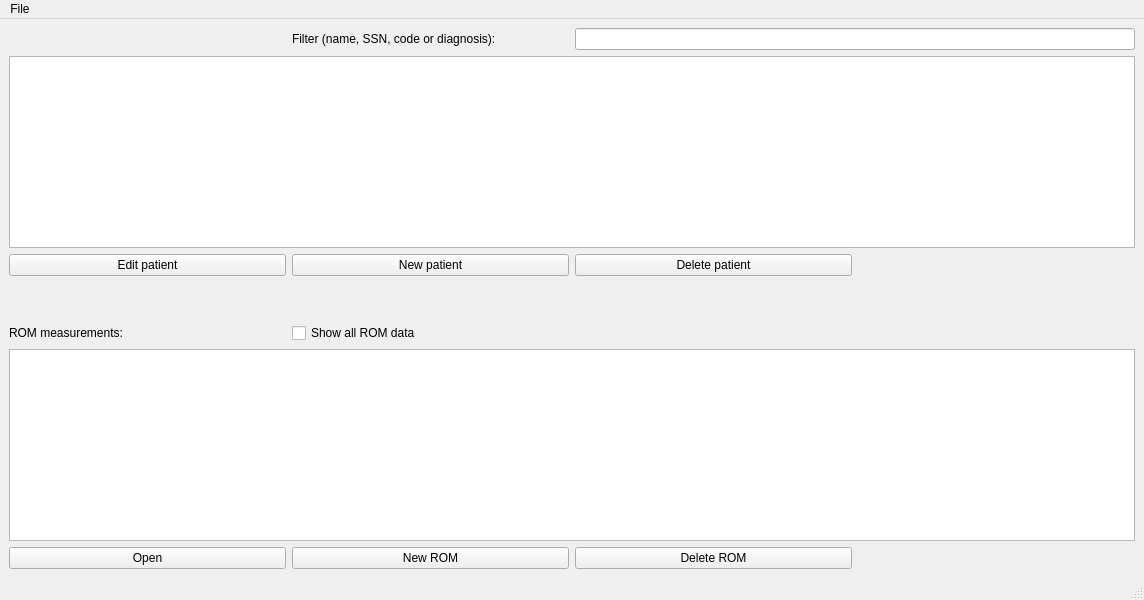
First picture: the form in gaitbase/patients.ui, repository NCH-Motion-Laboratory/gaitbase, before the edit.
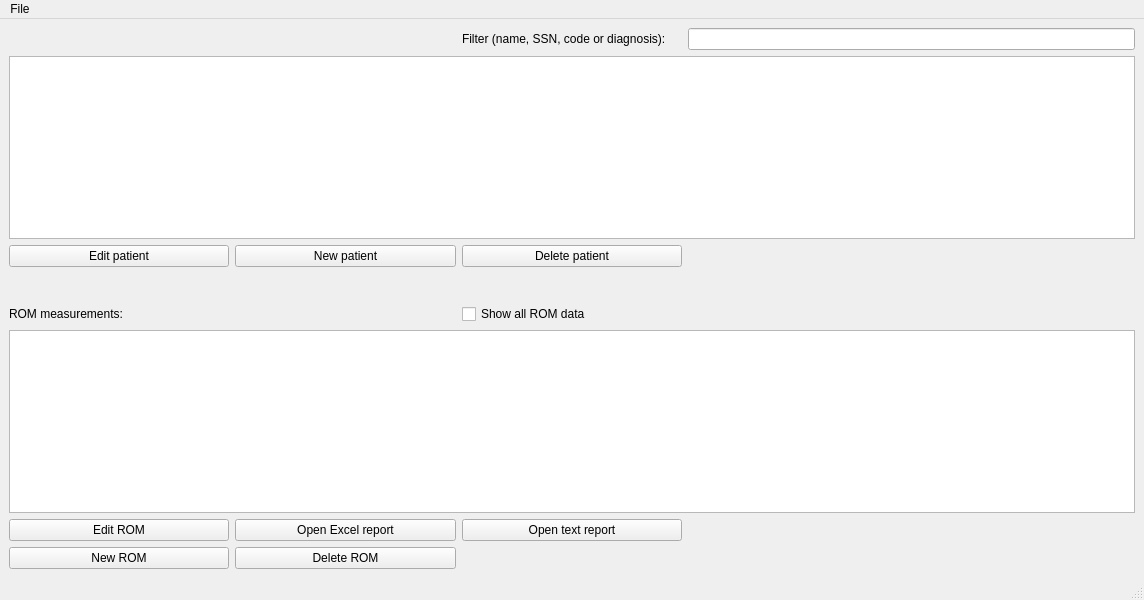
Second picture: the form after the edit.

Commit message: report functionality -> database window

The edit to the form file:
```diff
--- a/gaitbase/patients.ui
+++ b/gaitbase/patients.ui
@@ -17,14 +17,21 @@
    <layout class="QHBoxLayout" name="horizontalLayout">
     <item>
      <layout class="QGridLayout" name="gridLayout">
-      <item row="2" column="1">
-       <widget class="QPushButton" name="btnNewPatient">
+      <item row="6" column="0">
+       <widget class="QPushButton" name="btnOpenROM">
         <property name="text">
-         <string>New patient</string>
+         <string>Edit ROM</string>
         </property>
        </widget>
       </item>
-      <item row="0" column="1">
+      <item row="7" column="1">
+       <widget class="QPushButton" name="btnDeleteROM">
+        <property name="text">
+         <string>Delete ROM</string>
+        </property>
+       </widget>
+      </item>
+      <item row="0" column="2">
        <widget class="QLabel" name="label">
         <property name="sizePolicy">
          <sizepolicy hsizetype="Preferred" vsizetype="Preferred">
@@ -37,7 +44,7 @@
         </property>
        </widget>
       </item>
-      <item row="5" column="0" colspan="4">
+      <item row="5" column="0" colspan="5">
        <widget class="QTableView" name="tvROM">
         <property name="editTriggers">
          <set>QAbstractItemView::NoEditTriggers</set>
@@ -57,9 +64,16 @@
        </widget>
       </item>
       <item row="6" column="1">
-       <widget class="QPushButton" name="btnNewROM">
+       <widget class="QPushButton" name="btnOpenROMExcel">
         <property name="text">
-         <string>New ROM</string>
+         <string>Open Excel report</string>
+        </property>
+       </widget>
+      </item>
+      <item row="4" column="2">
+       <widget class="QCheckBox" name="cbShowAllROM">
+        <property name="text">
+         <string>Show all ROM data</string>
         </property>
        </widget>
       </item>
@@ -77,7 +91,7 @@
         </property>
        </widget>
       </item>
-      <item row="0" column="2" colspan="2">
+      <item row="0" column="3" colspan="2">
        <widget class="QLineEdit" name="lineEdit">
         <property name="sizePolicy">
          <sizepolicy hsizetype="Preferred" vsizetype="Fixed">
@@ -87,14 +101,14 @@
         </property>
        </widget>
       </item>
-      <item row="6" column="0">
-       <widget class="QPushButton" name="btnOpenROM">
+      <item row="7" column="0">
+       <widget class="QPushButton" name="btnNewROM">
         <property name="text">
-         <string>Open</string>
+         <string>New ROM</string>
         </property>
        </widget>
       </item>
-      <item row="1" column="0" colspan="4">
+      <item row="1" column="0" colspan="5">
        <widget class="QTableView" name="tvPatient">
         <property name="editTriggers">
          <set>QAbstractItemView::NoEditTriggers</set>
@@ -113,6 +127,20 @@
         </attribute>
        </widget>
       </item>
+      <item row="2" column="2">
+       <widget class="QPushButton" name="btnDeletePatient">
+        <property name="text">
+         <string>Delete patient</string>
+        </property>
+       </widget>
+      </item>
+      <item row="6" column="2">
+       <widget class="QPushButton" name="btnOpenROMText">
+        <property name="text">
+         <string>Open text report</string>
+        </property>
+       </widget>
+      </item>
       <item row="3" column="0">
        <spacer name="verticalSpacer">
         <property name="orientation">
@@ -126,24 +154,10 @@
         </property>
        </spacer>
       </item>
-      <item row="4" column="1">
-       <widget class="QCheckBox" name="cbShowAllROM">
+      <item row="2" column="1">
+       <widget class="QPushButton" name="btnNewPatient">
         <property name="text">
-         <string>Show all ROM data</string>
-        </property>
-       </widget>
-      </item>
-      <item row="6" column="2">
-       <widget class="QPushButton" name="btnDeleteROM">
-        <property name="text">
-         <string>Delete ROM</string>
-        </property>
-       </widget>
-      </item>
-      <item row="2" column="2">
-       <widget class="QPushButton" name="btnDeletePatient">
-        <property name="text">
-         <string>Delete patient</string>
+         <string>New patient</string>
         </property>
        </widget>
       </item>
```
The commit also changes 1 other file.
